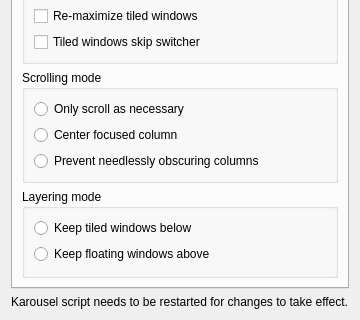
peterfajdiga/karousel, file package/contents/ui/config.ui: the form before one commit; both pictures show x 0 to 360 and y 406 to 726 of the 360 by 726 pixel window.
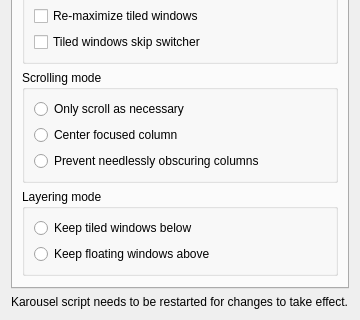
The form after the commit.

Commit message: package/contents/ui: add footer spacer to take up excess space

Diff of the .ui file:
```diff
--- a/package/contents/ui/config.ui
+++ b/package/contents/ui/config.ui
@@ -301,6 +301,20 @@
                                     </layout>
                                 </widget>
                             </item>
+
+                            <item>
+                                <spacer name="spacer_footer">
+                                    <property name="orientation">
+                                        <enum>Qt::Vertical</enum>
+                                    </property>
+                                    <property name="sizeHint" stdset="0">
+                                        <size>
+                                            <width>0</width>
+                                            <height>0</height>
+                                        </size>
+                                    </property>
+                                </spacer>
+                            </item>
                         </layout>
                     </widget>
                     <widget class="QWidget" name="tab_windowRules">
```
